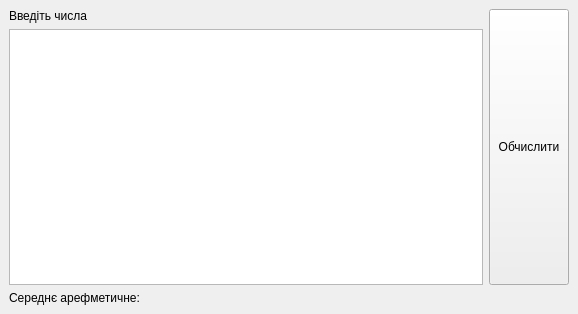
Before: the Qt Designer form Practice Summer 2024/Laba_5_3/mainwindow.ui in pungentee/college_labs, drawn with Qt 5.
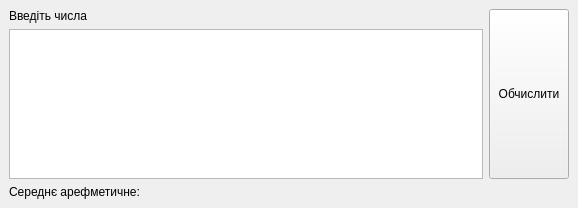
After: the same form once the commit is applied.

```diff
--- a/Practice Summer 2024/Laba_5_3/mainwindow.ui
+++ b/Practice Summer 2024/Laba_5_3/mainwindow.ui
@@ -7,7 +7,7 @@
     <x>0</x>
     <y>0</y>
     <width>578</width>
-    <height>314</height>
+    <height>190</height>
    </rect>
   </property>
   <property name="windowTitle">
@@ -34,6 +34,12 @@
             <verstretch>0</verstretch>
            </sizepolicy>
           </property>
+          <property name="maximumSize">
+           <size>
+            <width>16777215</width>
+            <height>150</height>
+           </size>
+          </property>
          </widget>
         </item>
        </layout>
```
